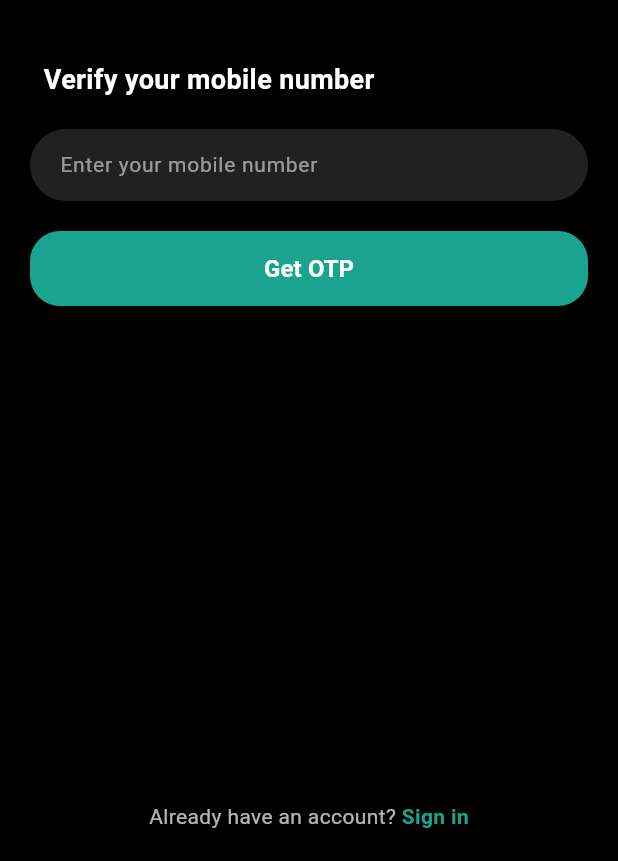
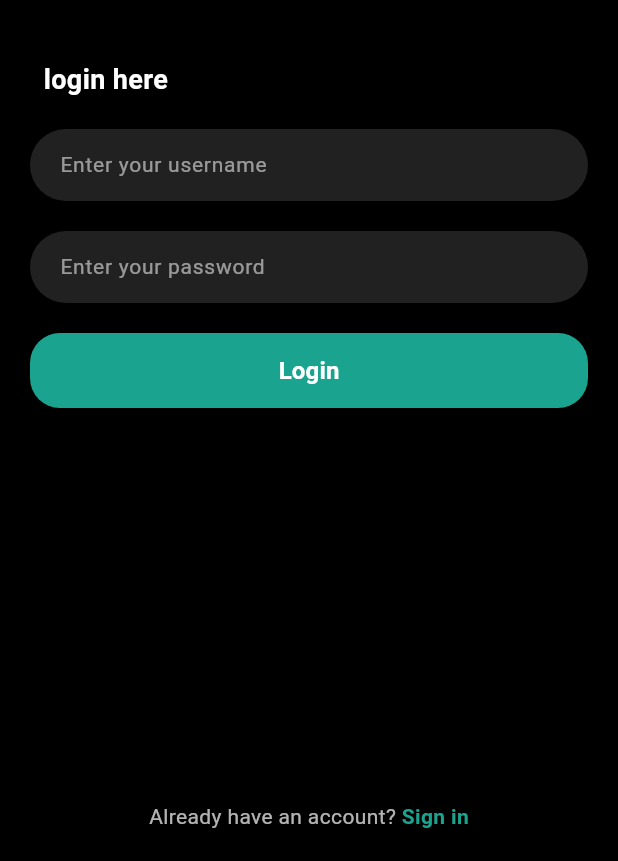
Before and after one commit to jereenajohn/Be_call, a Flutter app: the screen it shows after launch, on a phone screen of 412 x 824 dp, the part 375-1236 px from its top. Run offline on Flutter 3.47's test engine with Material 3 defaults, Android fonts, the phone set to English and light mode, and no system bars; our stand-ins replace flutter_bloc, flutter_contacts, permission_handler, shared_preferences; missing offline and left inert: call_log, flutter_phone_direct_caller.

Commit message:
login change

```diff
--- a/lib/api.dart
+++ b/lib/api.dart
@@ -1 +1 @@
-var api="https://nonapparently-astomatous-paul.ngrok-free.dev";
+var api="https://bepocart.in";
--- a/lib/login_page.dart
+++ b/lib/login_page.dart
@@ -1,7 +1,13 @@
+import 'dart:convert';
+
 import 'package:flutter/material.dart';
 import 'package:http/http.dart' as http;
 import 'otp_page.dart';
 import 'api.dart';
+import 'package:be_call/homepage.dart';
+import 'package:shared_preferences/shared_preferences.dart';
+
+
 
 class LoginPage extends StatefulWidget {
   const LoginPage({super.key});
@@ -12,6 +18,7 @@ class LoginPage extends StatefulWidget {
 
 class _LoginPageState extends State<LoginPage> {
   final TextEditingController phoneController = TextEditingController();
+  final TextEditingController passwordController = TextEditingController();
 
   @override
   void dispose() {
@@ -19,6 +26,77 @@ class _LoginPageState extends State<LoginPage> {
     super.dispose();
   }
 
+Future login(String email, String password, BuildContext context) async {
+  try {
+    var response = await http.post(
+      Uri.parse('$api/api/login/'),
+      body: {"username": email, "password": password},
+    );
+
+    print("ressssssssssssss${response.body}");
+    if (response.statusCode == 200) {
+      var responseData = jsonDecode(response.body);
+      var status = responseData['status'];
+
+      // ...existing code...
+if (status == 'success') {
+  var token = responseData['token'];
+  var active = responseData['active'];
+  var name = responseData['name'];
+  var warehouse = responseData['warehouse_id'] ?? 0; // Default to 0 if null
+
+  // Decode JWT token to get user id
+  List<String> parts = token.split('.');
+  if (parts.length == 3) {
+    String payload = parts[1];
+    // Pad the payload if necessary
+    String normalized = base64.normalize(payload);
+    Map<String, dynamic> payloadMap = jsonDecode(utf8.decode(base64.decode(normalized)));
+    print("payloadMap: $payloadMap");
+    var userId = payloadMap['id'];
+
+    SharedPreferences prefs = await SharedPreferences.getInstance();
+    await prefs.setString('token', token); // Store token
+    await prefs.setString('username', name); // Store user name
+    await prefs.setInt('warehouse_id', warehouse); // Store warehouse ID
+    await prefs.setInt('id', userId); // Store user id
+  }
+
+  Navigator.push(context, MaterialPageRoute(builder: (context) => Homepage()));
+
+  // Show success message
+  ScaffoldMessenger.of(context).showSnackBar(
+    SnackBar(backgroundColor: Colors.green, content: Text('Successfully logged in.')),
+  );
+}
+// ...existing code...
+
+       else {
+        // Show backend error message if available
+        String errorMessage = responseData['message'] ?? 'Login failed.';
+        ScaffoldMessenger.of(context).showSnackBar(
+          SnackBar(backgroundColor: Colors.red, content: Text(errorMessage)),
+        );
+      }
+    } else {
+      // Try to show backend error message if available
+      String errorMessage = 'An error occurred. Please try again.';
+      try {
+        var responseData = jsonDecode(response.body);
+        if (responseData['message'] != null) {
+          errorMessage = responseData['message'];
+        }
+      } catch (_) {}
+      ScaffoldMessenger.of(context).showSnackBar(
+        SnackBar(backgroundColor: Colors.red, content: Text(errorMessage)),
+      );
+    }
+  } catch (e) {
+    ScaffoldMessenger.of(context).showSnackBar(
+      SnackBar(backgroundColor: Colors.red, content: Text('An error occurred. Please try again.')),
+    );
+  }
+}
   Future<void> _postPhoneNumber() async {
     final phone = phoneController.text.trim();
     if (phone.isEmpty) {
@@ -86,7 +164,7 @@ Widget build(BuildContext context) {
                       child: Align(
                         alignment: Alignment.centerLeft,
                         child: Text(
-                          'Verify your mobile number',
+                          'login here',
                           style: TextStyle(
                             color: Colors.white,
                             fontSize: 18,
@@ -98,10 +176,31 @@ Widget build(BuildContext context) {
                     const SizedBox(height: 20),
                     TextField(
                       controller: phoneController,
-                      keyboardType: TextInputType.phone,
                       style: const TextStyle(color: Colors.white, fontSize: 14),
                       decoration: InputDecoration(
-                        hintText: 'Enter your mobile number',
+                        hintText: 'Enter your username',
+                        hintStyle: const TextStyle(
+                          color: Colors.white54,
+                          fontSize: 14,
+                        ),
+                        filled: true,
+                        fillColor: Colors.grey[900],
+                        contentPadding: const EdgeInsets.symmetric(
+                          horizontal: 16,
+                          vertical: 10,
+                        ),
+                        border: OutlineInputBorder(
+                          borderRadius: BorderRadius.circular(25),
+                          borderSide: BorderSide.none,
+                        ),
+                      ),
+                    ),
+                    const SizedBox(height: 20),
+                     TextField(
+                      controller: passwordController,
+                      style: const TextStyle(color: Colors.white, fontSize: 14),
+                      decoration: InputDecoration(
+                        hintText: 'Enter your password',
                         hintStyle: const TextStyle(
                           color: Colors.white54,
                           fontSize: 14,
@@ -123,7 +222,10 @@ Widget build(BuildContext context) {
                       width: double.infinity,
                       height: 50,
                       child: ElevatedButton(
-                        onPressed: _postPhoneNumber,
+                        onPressed: () {
+                          // Call login function
+                          login(phoneController.text, passwordController.text, context);
+                        },
                         style: ElevatedButton.styleFrom(
                           backgroundColor:
                               const Color.fromARGB(255, 26, 164, 143),
@@ -133,7 +235,7 @@ Widget build(BuildContext context) {
                           ),
                         ),
                         child: const Text(
-                          'Get OTP',
+                          'Login',
                           style: TextStyle(
                             color: Colors.white,
                             fontSize: 16,
```
Also changed, not shown: lib/recent_calls_page.dart (+4 -3 lines).
